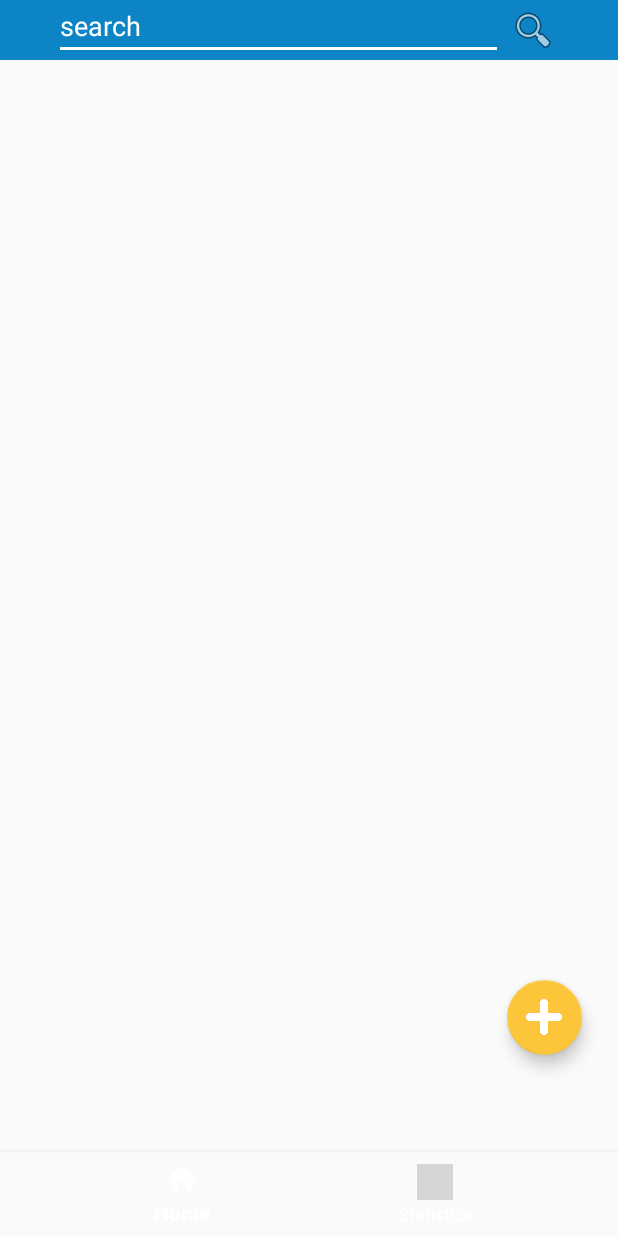
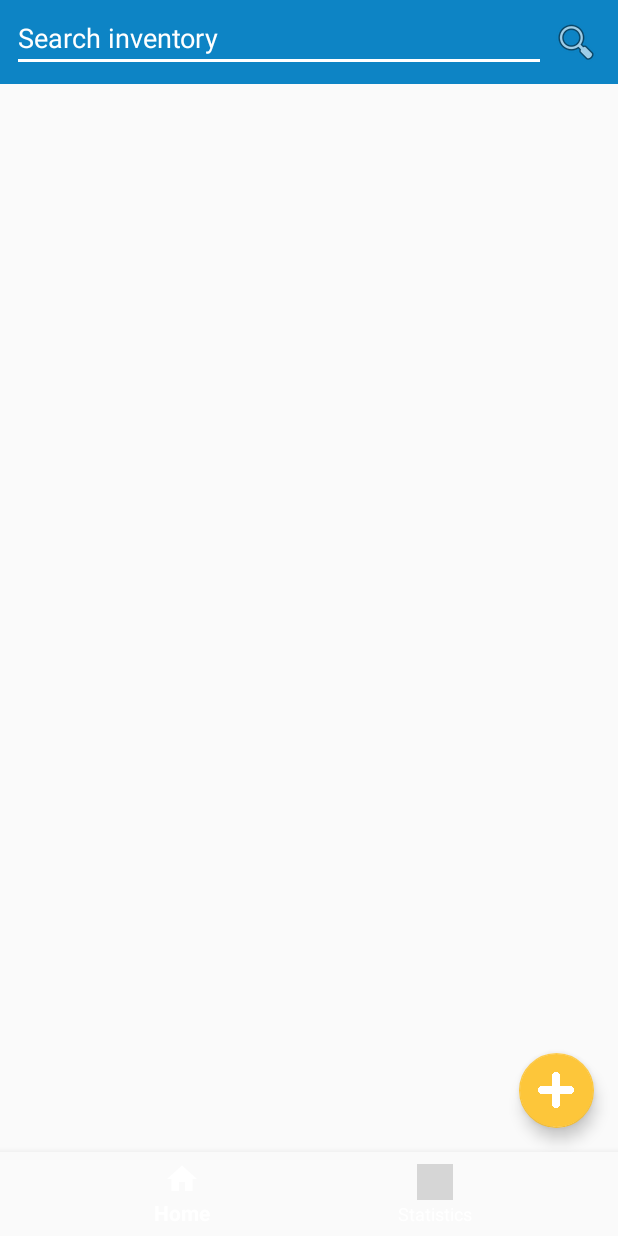
Before and after one commit to katleej/MDB-Inventory, an Android app: the screen it shows after launch once a user with an empty profile is signed in (MainActivity), on a phone screen of 412 x 824 dp. Run offline under Robolectric (Android 15) with nearby library versions, the phone set to English and light mode, and no system bars; our stand-ins replace Firebase (no records; nobody signed in at launch, a user with empty details on screens opened directly); pictures from the network do not load; grey boxes are pictures that could not be loaded.

Commit message:
search UI but like this time it's real

```diff
--- a/app/src/main/java/com/hfad/mdb_inventory/StatisticsActivity.kt
+++ b/app/src/main/java/com/hfad/mdb_inventory/StatisticsActivity.kt
@@ -1,10 +1,12 @@
 package com.hfad.mdb_inventory
 
+import android.content.Intent
 import android.os.Bundle
 import android.view.View
 import android.widget.ProgressBar
 import android.widget.TextView
 import androidx.appcompat.app.AppCompatActivity
+import com.google.android.material.bottomnavigation.BottomNavigationView
 
 /**
  * Fetches, calculatues, and displays basic statistics about the data set
@@ -17,6 +19,9 @@ class StatisticsActivity : AppCompatActivity() {
     override fun onCreate(savedInstanceState: Bundle?) {
         super.onCreate(savedInstanceState)
         setContentView(R.layout.activity_statistics)
+        val navView:BottomNavigationView = findViewById(R.id.nav_view)
+        navView.setOnNavigationItemSelectedListener(mOnNavigationItemSelectedListener)
+
         purchaseCountText = findViewById(R.id.purchaseCount)
         purchaseSumText = findViewById(R.id.purchaseSum)
         progressBar = findViewById(R.id.progressBar)
@@ -39,4 +44,20 @@ class StatisticsActivity : AppCompatActivity() {
             exception.printStackTrace()
         })
     }
+
+    private val mOnNavigationItemSelectedListener = BottomNavigationView.OnNavigationItemSelectedListener { item ->
+        when (item.itemId) {
+            R.id.navigation_home -> {
+                val intent = Intent(applicationContext, LoginActivity::class.java)
+                startActivity(intent)
+                return@OnNavigationItemSelectedListener true
+            }
+            R.id.navigation_statistics -> {
+                val statIntents = Intent(applicationContext, StatisticsActivity::class.java)
+                startActivity(statIntents)
+                return@OnNavigationItemSelectedListener true
+            }
+        }
+        false
+    }
 }
--- a/app/src/main/res/layout/activity_main.xml
+++ b/app/src/main/res/layout/activity_main.xml
@@ -8,53 +8,49 @@
     tools:context=".MainActivity">
 
     <LinearLayout
+        android:layout_width="match_parent"
+        android:layout_height="0dp"
+        android:orientation="vertical"
+        app:layout_constraintBottom_toTopOf="@+id/nav_view"
+        app:layout_constraintEnd_toEndOf="parent"
+        app:layout_constraintStart_toStartOf="parent"
+        app:layout_constraintTop_toTopOf="parent">
+
+        <LinearLayout
             android:id="@+id/linear"
-        android:background="@color/mdb_blue"
             android:layout_width="match_parent"
             android:layout_height="wrap_content"
-        android:layout_marginBottom="16dp"
+            android:background="@color/mdb_blue"
+            android:gravity="center_horizontal"
             android:orientation="horizontal"
-        android:gravity="center_horizontal"
+            android:padding="8dp"
             app:layout_constraintBottom_toTopOf="@+id/nav_view"
             app:layout_constraintEnd_toEndOf="parent"
-        app:layout_constraintHorizontal_bias="0.0"
             app:layout_constraintStart_toStartOf="parent"
-        app:layout_constraintTop_toTopOf="parent"
-        app:layout_constraintVertical_bias="0.0">
+            app:layout_constraintTop_toTopOf="parent">
 
             <EditText
                 android:id="@+id/search"
-            android:textColorHint="@android:color/background_light"
+                android:layout_width="wrap_content"
+                android:layout_height="match_parent"
+                android:layout_weight="1"
                 android:backgroundTint="@android:color/background_light"
-            android:layout_width="299dp"
-            android:layout_height="40dp"
-            android:hint="search" />
+                android:hint="@string/search_inventory"
+                android:singleLine="true"
+                android:textColor="@android:color/background_light"
+                android:textColorHint="@android:color/background_light" />
 
             <ImageButton
                 android:id="@+id/search_button"
                 android:layout_width="40dp"
                 android:layout_height="40dp"
+                android:layout_weight="0"
                 android:background="@android:color/transparent"
-            android:src="@android:drawable/ic_menu_search"
-            android:text="switch view"/>
+                android:src="@android:drawable/ic_menu_search" />
 
         </LinearLayout>
 
-    <FrameLayout
-        android:id="@+id/frameLayout"
-        android:layout_width="match_parent"
-        android:layout_height="630dp"
-        android:layout_marginStart="8dp"
-        android:layout_marginTop="8dp"
-        android:layout_marginEnd="8dp"
-        android:layout_marginBottom="8dp"
-        app:layout_constraintBottom_toTopOf="@+id/nav_view"
-        app:layout_constraintEnd_toEndOf="parent"
-        app:layout_constraintStart_toStartOf="parent"
-        app:layout_constraintTop_toBottomOf="@+id/linear">
-
-        <androidx.recyclerview.widget.RecyclerView xmlns:app="http://schemas.android.com/apk/res-auto"
-        xmlns:tools="http://schemas.android.com/tools"
+        <androidx.recyclerview.widget.RecyclerView
             android:id="@+id/recyclerView"
             android:layout_width="match_parent"
             android:layout_height="match_parent"
@@ -62,47 +58,52 @@
             android:layout_marginTop="0dp"
             android:layout_marginEnd="0dp"
             android:layout_marginBottom="0dp"
-        app:layout_constraintBottom_toBottomOf="@id/frameLayout"
-        app:layout_constraintEnd_toEndOf="@id/frameLayout"
-        app:layout_constraintStart_toStartOf="@id/frameLayout"
-        app:layout_constraintTop_toTopOf="@id/frameLayout"
-        tools:context=".MainActivity"></androidx.recyclerview.widget.RecyclerView>
+            android:padding="8dp"
+            app:layout_constraintBottom_toBottomOf="parent"
+            app:layout_constraintEnd_toEndOf="parent"
+            app:layout_constraintStart_toStartOf="parent"
+            app:layout_constraintTop_toBottomOf="@id/linear"
+            tools:context=".MainActivity" />
+    </LinearLayout>
+
+    <ProgressBar
+        android:id="@+id/progressBar"
+        style="@style/MyProgressBarCircular"
+        android:layout_width="wrap_content"
+        android:layout_height="wrap_content"
+        android:indeterminate="true"
+        android:visibility="invisible"
+        app:layout_constraintBottom_toBottomOf="parent"
+        app:layout_constraintEnd_toEndOf="parent"
+        app:layout_constraintStart_toStartOf="parent"
+        app:layout_constraintTop_toTopOf="parent" />
+
 
     <com.google.android.material.floatingactionbutton.FloatingActionButton
         android:id="@+id/floating_button"
         android:layout_width="50dp"
         android:layout_height="50dp"
         android:layout_gravity="bottom|right"
-        android:layout_marginRight="16dp"
+        android:layout_marginEnd="16dp"
         android:layout_marginBottom="16dp"
         android:scaleType="fitCenter"
         android:src="@drawable/white_plus"
         app:backgroundTint="@color/mdb_yellow"
-        app:fabCustomSize="50dp" />
-
-        <ProgressBar
-        android:id="@+id/progressBar"
-        style="@style/MyProgressBarCircular"
-        android:layout_width="wrap_content"
-        android:layout_height="wrap_content"
-        android:layout_gravity="center"
-        android:indeterminate="true"
-        android:visibility="invisible" />
-
-
-    </FrameLayout>
+        app:fabCustomSize="50dp"
+        app:layout_constraintBottom_toTopOf="@id/nav_view"
+        app:layout_constraintEnd_toEndOf="parent" />
 
     <com.google.android.material.bottomnavigation.BottomNavigationView
         android:id="@+id/nav_view"
-        android:layout_width="0dp"
+        android:layout_width="match_parent"
         android:layout_height="wrap_content"
         android:background="?android:attr/windowBackground"
         android:backgroundTint="@color/mdb_blue"
         app:itemIconTint="@android:color/background_light"
         app:itemTextColor="@android:color/background_light"
+        app:menu="@menu/bottom_nav_menu"
         app:layout_constraintBottom_toBottomOf="parent"
-        app:layout_constraintLeft_toLeftOf="parent"
-        app:layout_constraintRight_toRightOf="parent"
-        app:menu="@menu/bottom_nav_menu" />
+        app:layout_constraintEnd_toEndOf="parent"
+        app:layout_constraintStart_toStartOf="parent" />
 
 </androidx.constraintlayout.widget.ConstraintLayout>
--- a/app/src/main/res/values/strings.xml
+++ b/app/src/main/res/values/strings.xml
@@ -17,4 +17,5 @@
     <string name="description_hint">Give a brief description of your purchase if needed</string>
     <string name="image_header">Image:</string>
     <string name="delete_purchase">Delete purchase</string>
+    <string name="search_inventory">Search inventory</string>
 </resources>
```
Lines whose indentation alone changed are shown as unchanged.
